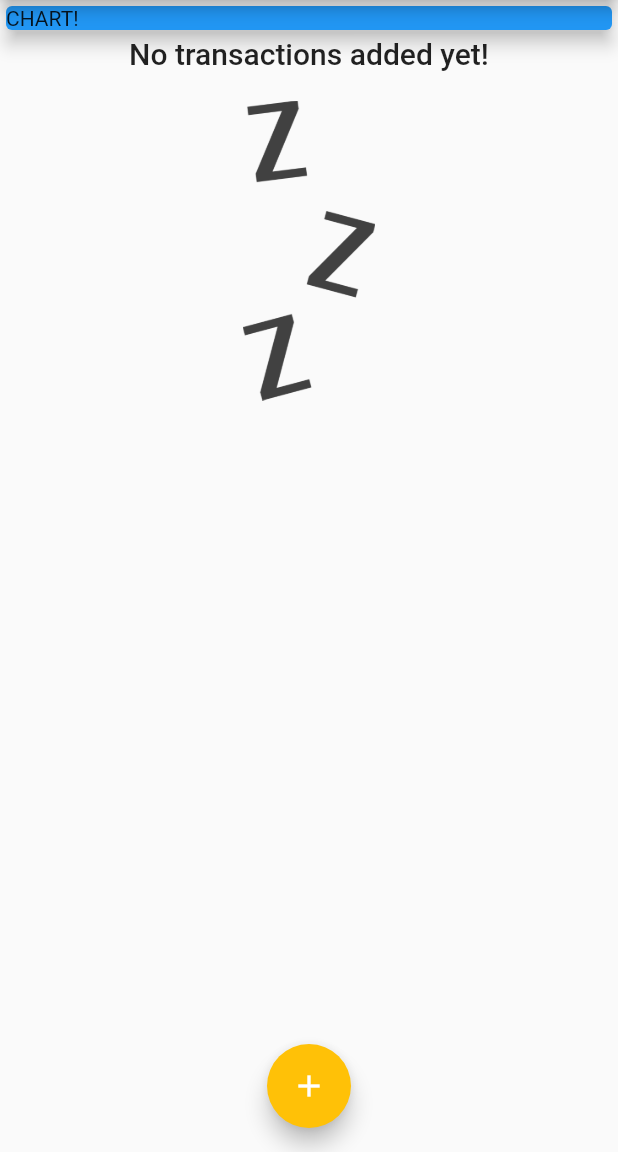
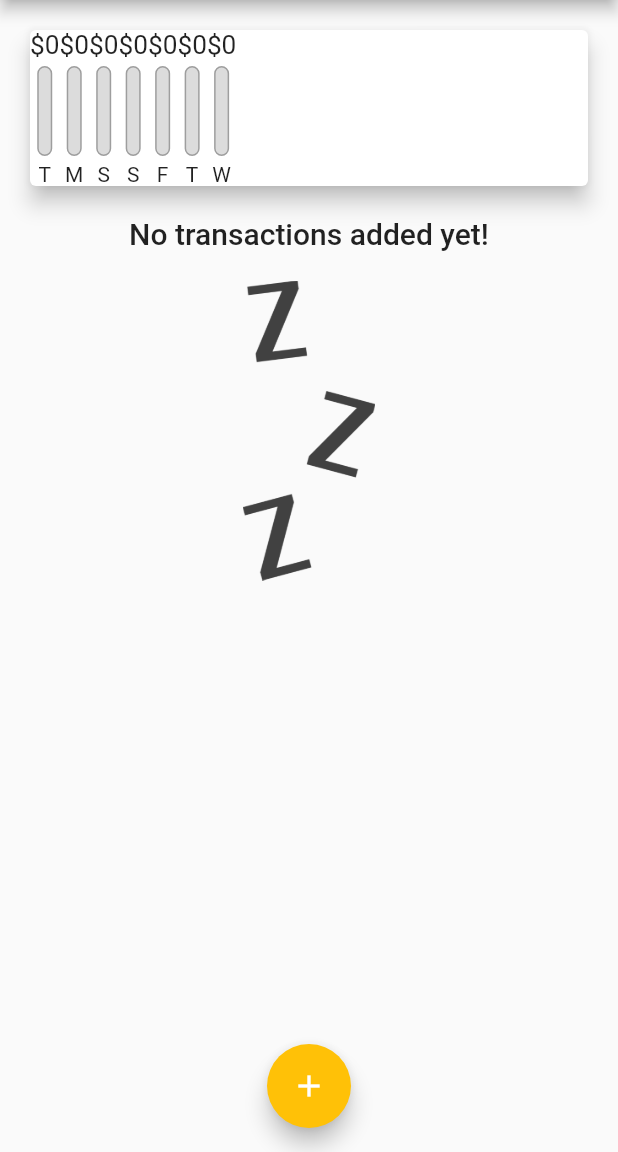
Before and after one commit to DuongYi/Flutter-Tutorial, a Flutter app: the screen it shows after launch, on a phone screen of 412 x 824 dp, the part 84-1236 px from its top. Run offline on Flutter 3.47's test engine with Material 2 defaults, Android fonts, the phone set to English and light mode, and no system bars.

Commit message:
add Chart

```diff
--- a/lib/main.dart
+++ b/lib/main.dart
@@ -4,6 +4,8 @@ import 'package:flutter/material.dart';
 
 import './widgets/new_transaction.dart';
 import './widgets/transaction_list.dart';
+import './widgets/chart.dart';
+
 import './models/transaction.dart';
 
 void main() => runApp(MyApp());
@@ -60,6 +62,16 @@ class MyHomePage extends StatefulWidget {
 class _MyHomePageState extends State<MyHomePage> {
   final List<Transaction> _userTransactions = [];
 
+  List<Transaction> get _recentTransactions {
+    return _userTransactions.where((tx) {
+      return tx.date.isAfter(
+        DateTime.now().subtract(
+          Duration(days: 7),
+        ),
+      );
+    }).toList();
+  }
+
   void _addNewTransaction(String txTitle, double txAmount) {
     final newTx = Transaction(
       title: txTitle,
@@ -105,14 +117,7 @@ class _MyHomePageState extends State<MyHomePage> {
           // mainAxisAlignment: MainAxisAlignment.start,
           crossAxisAlignment: CrossAxisAlignment.stretch,
           children: <Widget>[
-            const SizedBox(
-              width: double.infinity,
-              child: Card(
-                color: Colors.blue,
-                elevation: 5,
-                child: Text('CHART!'),
-              ),
-            ),
+            Chart(_recentTransactions),
             TransactionList(_userTransactions)
           ],
         ),
--- /dev/null
+++ b/lib/widgets/chart.dart
@@ -0,0 +1,55 @@
+import 'package:flutter/material.dart';
+import 'package:intl/intl.dart';
+
+import '/widgets/chart_bar.dart';
+import '../models/transaction.dart';
+
+class Chart extends StatelessWidget {
+  final List<Transaction> recentTransactions;
+
+  const Chart(this.recentTransactions);
+
+  List<Map<String, Object>> get groupedTransactionValues {
+    return List.generate(7, (index) {
+      final weekDay = DateTime.now().subtract(
+        Duration(days: index),
+      );
+      double totalSum = 0.0;
+
+      for (var i = 0; i < recentTransactions.length; i++) {
+        if (recentTransactions[i].date.day == weekDay.day &&
+            recentTransactions[i].date.month == weekDay.month &&
+            recentTransactions[i].date.year == weekDay.year) {
+          totalSum += recentTransactions[i].amount;
+        }
+      }
+
+      print(totalSum);
+      print(DateFormat.E().format(weekDay));
+
+      return {
+        'day': DateFormat.E().format(weekDay).substring(0, 1),
+        'amount': totalSum,
+      };
+    });
+  }
+
+  double get totalSpending {
+    return groupedTransactionValues.fold(0.0, (sum, item) {
+      return sum + (item['amount'] as double);
+    });
+  }
+
+  @override
+  Widget build(BuildContext context) {
+    return Card(
+      elevation: 6,
+      margin: const EdgeInsets.all(20),
+      child: Row(
+          children: groupedTransactionValues.map((data) {
+        return ChartBar(data['day'] as String, data['amount'] as double,
+            (data['amount'] as double) / totalSpending);
+      }).toList()),
+    );
+  }
+}
--- /dev/null
+++ b/lib/widgets/chart_bar.dart
@@ -0,0 +1,54 @@
+import 'package:flutter/material.dart';
+
+class ChartBar extends StatelessWidget {
+  final String label;
+  final double spendingAmount;
+  final double spendingPctOfTotal;
+
+  const ChartBar(this.label, this.spendingAmount, this.spendingPctOfTotal);
+
+  @override
+  Widget build(BuildContext context) {
+    return Column(
+      children: <Widget>[
+        SizedBox(
+          height: 20,
+          child: FittedBox(
+            child: Text('\$${spendingAmount.toStringAsFixed(0)}'),
+          ),
+        ),
+        const SizedBox(
+          height: 4,
+        ),
+        SizedBox(
+          height: 60,
+          width: 10,
+          child: Stack(
+            children: <Widget>[
+              Container(
+                decoration: BoxDecoration(
+                  border: Border.all(color: Colors.grey, width: 1.0),
+                  color: const Color.fromRGBO(220, 220, 220, 1),
+                  borderRadius: BorderRadius.circular(10),
+                ),
+              ),
+              FractionallySizedBox(
+                heightFactor: spendingPctOfTotal,
+                child: Container(
+                  decoration: BoxDecoration(
+                    color: Theme.of(context).colorScheme.primary,
+                    borderRadius: BorderRadius.circular(10),
+                  ),
+                ),
+              ),
+            ],
+          ),
+        ),
+        const SizedBox(
+          height: 4,
+        ),
+        Text(label),
+      ],
+    );
+  }
+}
```
